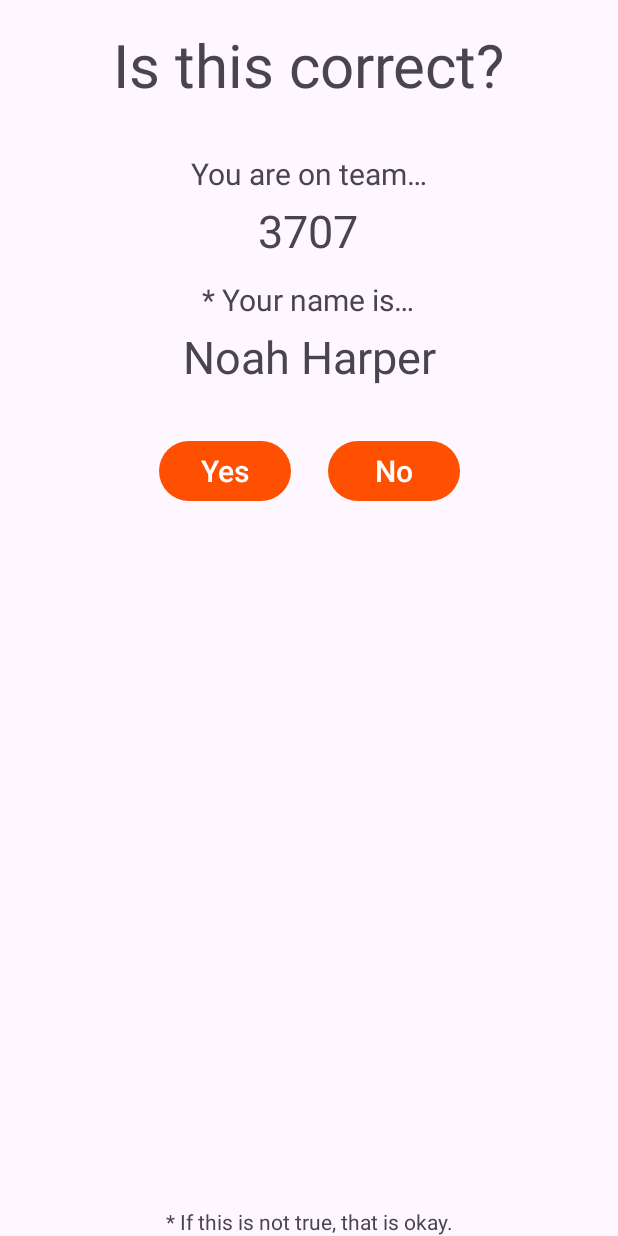
After one commit to TechnoDogs-3707/pitbull, an Android app: the ConfirmDataActivity screen opened directly, with no data from a screen before it, on a phone screen of 412 x 824 dp. The commit adds this screen. Run offline under Robolectric (Android 15) with nearby library versions, the phone set to English and light mode, and no system bars.

Commit message:
MENTOR ROUTE WORKS!!!

```diff
--- /dev/null
+++ b/app/src/main/java/org/brightonrobotics/pitbull/ConfirmDataActivity.kt
@@ -0,0 +1,40 @@
+package org.brightonrobotics.pitbull
+
+import android.content.Intent
+import android.os.Bundle
+import android.widget.Button
+import androidx.appcompat.app.AppCompatActivity
+import java.io.File
+
+class ConfirmDataActivity : AppCompatActivity() {
+    private lateinit var teamNumber: Number
+    private lateinit var name: String
+    private lateinit var yesButton: Button
+    private lateinit var noButton: Button
+
+    override fun onCreate(savedInstanceState: Bundle?) {
+        super.onCreate(savedInstanceState)
+        setContentView(R.layout.confirm_data)
+
+        teamNumber = intent.getIntExtra("teamNumber", 0)
+        name = intent.getStringExtra("name") ?: ""
+
+        yesButton = findViewById(R.id.info_correct)
+        noButton = findViewById(R.id.info_incorrect)
+
+        yesButton.setOnClickListener {
+            File(getExternalFilesDir(null), "settings.json").writeText(
+                """
+                    {
+                        "role": 1
+                    }
+                """.trimIndent()
+            )
+            startActivity(Intent(this, MainActivity::class.java))
+        }
+
+        noButton.setOnClickListener {
+            startActivity(Intent(this, MentorActivity::class.java))
+        }
+    }
+}
--- /dev/null
+++ b/app/src/main/res/layout/confirm_data.xml
@@ -0,0 +1,97 @@
+<?xml version="1.0" encoding="utf-8"?>
+<androidx.constraintlayout.widget.ConstraintLayout xmlns:android="http://schemas.android.com/apk/res/android"
+    xmlns:app="http://schemas.android.com/apk/res-auto"
+    android:layout_width="match_parent"
+    android:layout_height="match_parent">
+
+    <TextView
+        android:id="@+id/textView6"
+        android:layout_width="wrap_content"
+        android:layout_height="wrap_content"
+        android:layout_marginTop="16dp"
+        android:text="@string/is_this_correct"
+        android:textSize="40sp"
+        app:layout_constraintEnd_toEndOf="parent"
+        app:layout_constraintStart_toStartOf="parent"
+        app:layout_constraintTop_toTopOf="parent" />
+
+    <TextView
+        android:id="@+id/textView2"
+        android:layout_width="wrap_content"
+        android:layout_height="wrap_content"
+        android:layout_marginTop="32dp"
+        android:text="@string/you_are_on_team"
+        android:textSize="20sp"
+        app:layout_constraintEnd_toEndOf="parent"
+        app:layout_constraintStart_toStartOf="parent"
+        app:layout_constraintTop_toBottomOf="@+id/textView6" />
+
+    <TextView
+        android:id="@+id/name"
+        android:layout_width="wrap_content"
+        android:layout_height="wrap_content"
+        android:layout_marginTop="4dp"
+        android:text="@string/noah_harper"
+        android:textSize="30sp"
+        app:layout_constraintEnd_toEndOf="@+id/textView4"
+        app:layout_constraintHorizontal_bias="0.486"
+        app:layout_constraintStart_toStartOf="@+id/textView4"
+        app:layout_constraintTop_toBottomOf="@+id/textView4" />
+
+    <TextView
+        android:id="@+id/textView4"
+        android:layout_width="wrap_content"
+        android:layout_height="wrap_content"
+        android:layout_marginTop="12dp"
+        android:text="@string/your_name_is"
+        android:textSize="20sp"
+        app:layout_constraintEnd_toEndOf="@+id/team_number"
+        app:layout_constraintStart_toStartOf="@+id/team_number"
+        app:layout_constraintTop_toBottomOf="@+id/team_number" />
+
+    <TextView
+        android:id="@+id/team_number"
+        android:layout_width="wrap_content"
+        android:layout_height="wrap_content"
+        android:layout_marginTop="4dp"
+        android:text="@string/team_number_3707"
+        android:textSize="30sp"
+        app:layout_constraintEnd_toEndOf="@+id/textView2"
+        app:layout_constraintHorizontal_bias="0.494"
+        app:layout_constraintStart_toStartOf="@+id/textView2"
+        app:layout_constraintTop_toBottomOf="@+id/textView2" />
+
+    <Button
+        android:id="@+id/info_correct"
+        android:layout_width="wrap_content"
+        android:layout_height="wrap_content"
+        android:layout_marginStart="-16dp"
+        android:layout_marginTop="32dp"
+        android:text="@string/yes"
+        android:textColor="@color/white"
+        android:textSize="20sp"
+        app:layout_constraintStart_toStartOf="@+id/name"
+        app:layout_constraintTop_toBottomOf="@+id/name" />
+
+    <Button
+        android:id="@+id/info_incorrect"
+        android:layout_width="wrap_content"
+        android:layout_height="wrap_content"
+        android:layout_marginTop="32dp"
+        android:layout_marginEnd="-16dp"
+        android:text="@string/no"
+        android:textColor="@color/white"
+        android:textSize="20sp"
+        app:layout_constraintEnd_toEndOf="@+id/name"
+        app:layout_constraintTop_toBottomOf="@+id/name" />
+
+    <TextView
+        android:id="@+id/textView7"
+        android:layout_width="wrap_content"
+        android:layout_height="wrap_content"
+        android:text="@string/if_this_is_incorrect"
+        app:layout_constraintBottom_toBottomOf="parent"
+        app:layout_constraintEnd_toEndOf="parent"
+        app:layout_constraintStart_toStartOf="parent" />
+
+</androidx.constraintlayout.widget.ConstraintLayout>
--- a/app/src/main/res/values/strings.xml
+++ b/app/src/main/res/values/strings.xml
@@ -1,5 +1,7 @@
-<resources>
-    <string name="web_client_id">223598392749-q06f1oc0ne3ot1nje6ndomnkg1t125vu.apps.googleusercontent.com</string>
+<resources xmlns:tools="http://schemas.android.com/tools">
+    <string name="web_client_id">571502467552-bbmlkdi948hrfcnkvm9gmbv7utf2fmqt.apps.googleusercontent.com</string>
+    <string name="supabase_url">https://ooixjwpxzwtrxnyyirii.supabase.co</string>
+    <string name="supabase_key" tools:ignore="Typos">eyJhbGciOiJIUzI1NiIsInR5cCI6IkpXVCJ9.eyJpc3MiOiJzdXBhYmFzZSIsInJlZiI6Im9vaXhqd3B4end0cnhueXlpcmlpIiwicm9sZSI6ImFub24iLCJpYXQiOjE3MTQ0MDEyODYsImV4cCI6MjAyOTk3NzI4Nn0.ArbpzcyXucBgBJjRQ3KFgSnYeas9cugz8NqJl7UGxT4</string>
 
     <string name="app_name">Pitbull by 3707</string>
 
@@ -11,10 +13,21 @@
     <string name="sign_in_with_google">Sign in with Google</string>
     <string name="welcome_mentor">Welcome, Mentor</string>
     <string name="team_number">Team number</string>
+    <string name="next">Continue</string>
     <string name="sign_up_for_crowdscout">Sign up for CrowdScout</string>
     <string name="push_to_crowdscout">Push to CrowdScout</string>
     <string name="pull_from_crowdscout">Pull from CrowdScout</string>
     <string name="create_firebase_db">Create your own database</string>
     <string name="im_not_a_mentor">I\'m not a mentor</string>
     <string name="team_already_has_account">My team already has an account</string>
+
+<!--    confirm-->
+    <string name="is_this_correct">Is this correct?</string>
+    <string name="you_are_on_team">You are on team…</string>
+    <string name="your_name_is">* Your name is…</string>
+    <string name="noah_harper">Noah Harper</string>
+    <string name="team_number_3707">3707</string>
+    <string name="yes">Yes</string>
+    <string name="no">No</string>
+    <string name="if_this_is_incorrect">* If this is not true, that is okay.</string>
 </resources>
--- a/build.gradle.kts
+++ b/build.gradle.kts
@@ -2,4 +2,5 @@
 plugins {
     alias(libs.plugins.androidApplication) apply false
     alias(libs.plugins.jetbrainsKotlinAndroid) apply false
+    id("com.google.gms.google-services") version "4.4.1" apply false
 }
```
Also changed, not shown: app/build.gradle.kts (+5 -9 lines), app/src/main/AndroidManifest.xml (+5 -4 lines), app/src/main/java/org/brightonrobotics/pitbull/MentorActivity.kt (+41 -120 lines), app/src/main/res/layout/mentor.xml (+24 -12 lines), gradle/libs.versions.toml (+10 -2 lines), 1 other file.
